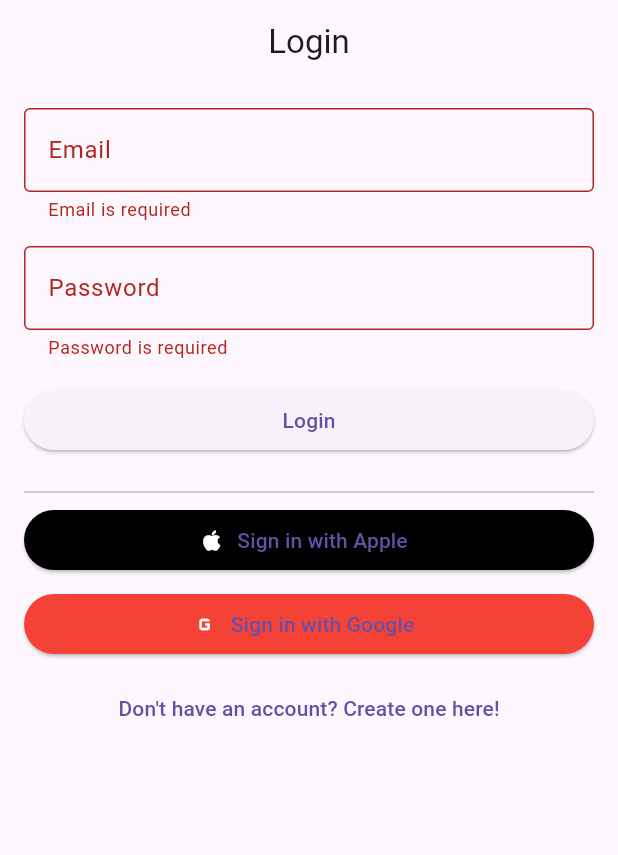
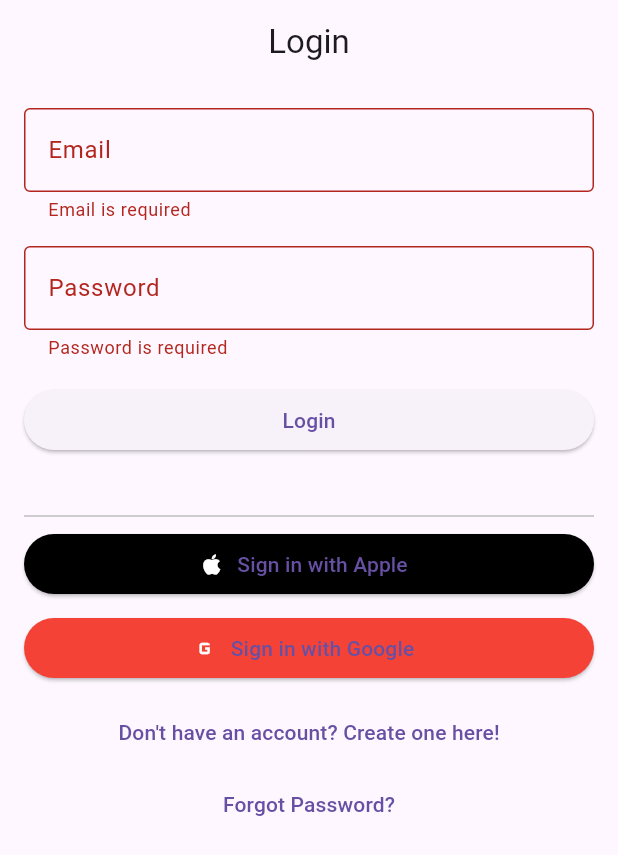
Before and after one commit to SeguraDevinn/flushFinders, a Flutter app: the screen it shows after launch, after a tap on "Login", on a phone screen of 412 x 824 dp. Shown: the top 855 px of the screen. Run offline on Flutter 3.47's test engine with Material 3 defaults, Android fonts, the phone set to English and light mode, and no system bars; our stand-ins replace cloud_firestore, dio, firebase_auth, firebase_core, flutter_dotenv, google_maps_flutter and 2 more; accounts and stored records are empty; generated files the repository leaves out were written again.

Commit message:
worked on login_screen.dart to implement forgot password, profile_page.dart now has a menu for logging out, reporting a problem and getting help, will implement those later. finder.dart now also calculates the average rating and then displays that in stars, need to change to tiolet paper later.

```diff
--- a/lib/login_screen.dart
+++ b/lib/login_screen.dart
@@ -39,22 +39,9 @@ class _LoginPageState extends State<LoginPage> {
         );
       } on FirebaseAuthException catch (e) {
         String message;
-        // Error handling
         switch (e.code) {
-          case 'invalid-email':
-            message = 'The email address is not valid.';
-            break;
-          case 'user-disabled':
-            message = 'This user account has been disabled.';
-            break;
-          case 'user-not-found':
-            message = 'No user found with this email.';
-            break;
-          case 'wrong-password':
-            message = 'Incorrect password. Please try again.';
-            break;
-          case 'weak-password':
-            message = 'The password provided is too weak.';
+          case 'invalid-credential':
+            message = 'Email or password is incorrect.';
             break;
           case 'email-already-in-use':
             message = 'An account already exists with this email.';
@@ -62,8 +49,6 @@ class _LoginPageState extends State<LoginPage> {
           default:
             message = 'An unknown error occurred. Please try again.';
         }
-
-        // Show a SnackBar with the custom error message
         ScaffoldMessenger.of(context).showSnackBar(
           SnackBar(
             content: Text(message),
@@ -82,13 +67,40 @@ class _LoginPageState extends State<LoginPage> {
     }
   }
 
+  // Function will handle the forgot password logic
+  Future<void> _forgotPassword() async {
+    String email = _emailController.text.trim();
+    if (email.isEmpty) {
+      ScaffoldMessenger.of(context).showSnackBar(
+        const SnackBar(
+          content: Text('Please enter your email address above to reset your password.'),
+        ),
+      );
+      return;
+    }
+    try {
+      await _auth.sendPasswordResetEmail(email: email);
+      ScaffoldMessenger.of(context).showSnackBar(
+        const SnackBar(content: Text('Password reset email sent! Check your email.')),
+      );
+    } on FirebaseAuthException catch (e) {
+      ScaffoldMessenger.of(context).showSnackBar(
+        SnackBar(content: Text('Error: ${e.message}')),
+      );
+    } catch (e) {
+      ScaffoldMessenger.of(context).showSnackBar(
+        const SnackBar(content: Text('An error occurred. Please try again.')),
+      );
+    }
+  }
+
 
 
   @override
   Widget build(BuildContext context) {
     return Scaffold(
       appBar: AppBar(
-        title: Text('Login'),
+        title: const Text('Login'),
         centerTitle: true,
       ),
       body: Padding(
@@ -101,7 +113,7 @@ class _LoginPageState extends State<LoginPage> {
               // Email Field
               TextFormField(
                 controller: _emailController,
-                decoration: InputDecoration(
+                decoration: const InputDecoration(
                   labelText: 'Email',
                   border: OutlineInputBorder(),
                 ),
@@ -115,12 +127,12 @@ class _LoginPageState extends State<LoginPage> {
                   return null;
                 },
               ),
-              SizedBox(height: 16.0),
+              const SizedBox(height: 16.0),
 
               // Password Field
               TextFormField(
                 controller: _passwordController,
-                decoration: InputDecoration(
+                decoration: const InputDecoration(
                   labelText: 'Password',
                   border: OutlineInputBorder(),
                 ),
@@ -134,52 +146,60 @@ class _LoginPageState extends State<LoginPage> {
                   return null;
                 },
               ),
-              SizedBox(height: 16.0),
+              const SizedBox(height: 16.0),
 
               // Login Button
               ElevatedButton(
-                  onPressed: _login,
-                  child: Text('Login'),
+                onPressed: _login,
+                child: const Text('Login'),
               ),
+              const SizedBox(height: 16.0),
 
-              SizedBox(height: 16.0),
+
+
+              const SizedBox(height: 16.0),
 
               // Divider
               Divider(thickness: 1, color: Colors.grey[400]),
 
-              // Apple sign in Placeholder
+              // Apple Sign-In Placeholder
               ElevatedButton.icon(
                 onPressed: () {
                   // TODO: Implement Sign in with Apple
                 },
-                icon: Icon(Icons.apple, color: Colors.white),
-                label: Text('Sign in with Apple'),
+                icon: const Icon(Icons.apple, color: Colors.white),
+                label: const Text('Sign in with Apple'),
                 style: ElevatedButton.styleFrom(
                   backgroundColor: Colors.black,
                 ),
               ),
-              SizedBox(height: 8.0),
+              const SizedBox(height: 8.0),
 
-              // Google sign in Placeholder
+              // Google Sign-In Placeholder
               ElevatedButton.icon(
                 onPressed: () {
                   // TODO: Implement Sign in with Google
                 },
-                icon: Icon(Icons.g_mobiledata, color: Colors.white),
-                label: Text('Sign in with Google'),
+                icon: const Icon(Icons.g_mobiledata, color: Colors.white),
+                label: const Text('Sign in with Google'),
                 style: ElevatedButton.styleFrom(
                   backgroundColor: Colors.red,
                 ),
               ),
-              SizedBox(height: 8),
+              const SizedBox(height: 8),
               TextButton(
-                onPressed:() {
+                onPressed: () {
                   Navigator.push(
                     context,
                     MaterialPageRoute(builder: (context) => RegistrationPage()),
                   );
                 },
-                child: Text("Don't have an account? Create one here!"),
+                child: const Text("Don't have an account? Create one here!"),
+              ),
+              // Forgot Password Link
+              TextButton(
+                onPressed: _forgotPassword,
+                child: const Text('Forgot Password?'),
               ),
             ],
           ),
```
Also changed, not shown: lib/finder.dart (+66 -29 lines), lib/profile_page.dart (+40 -4 lines).
